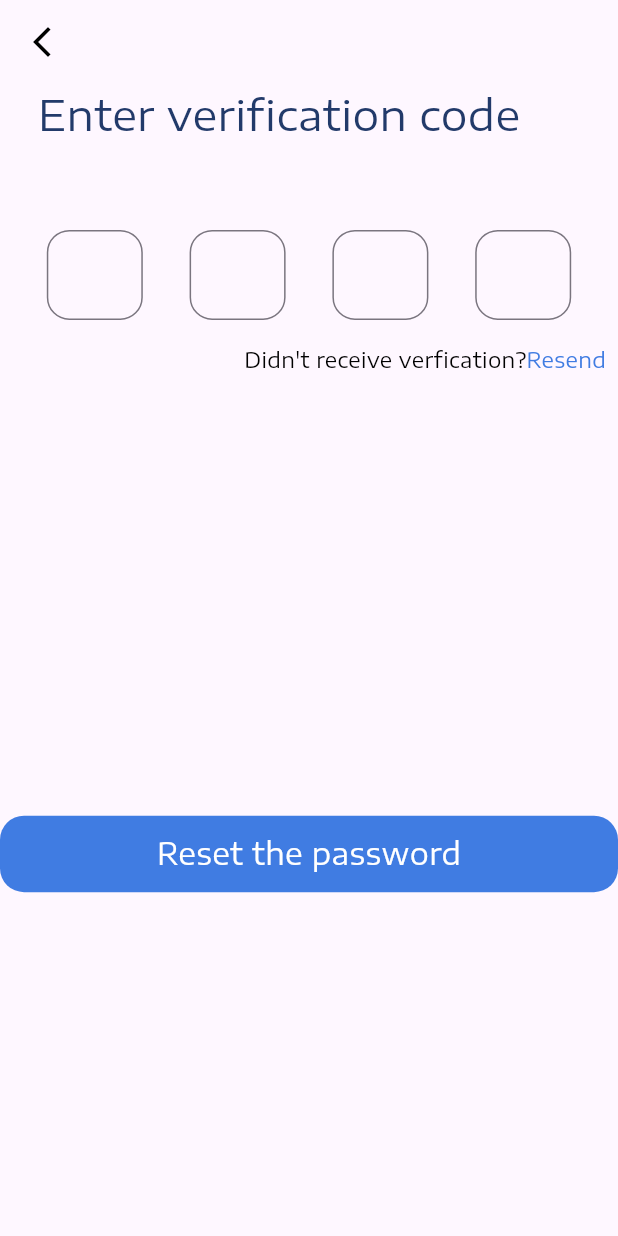
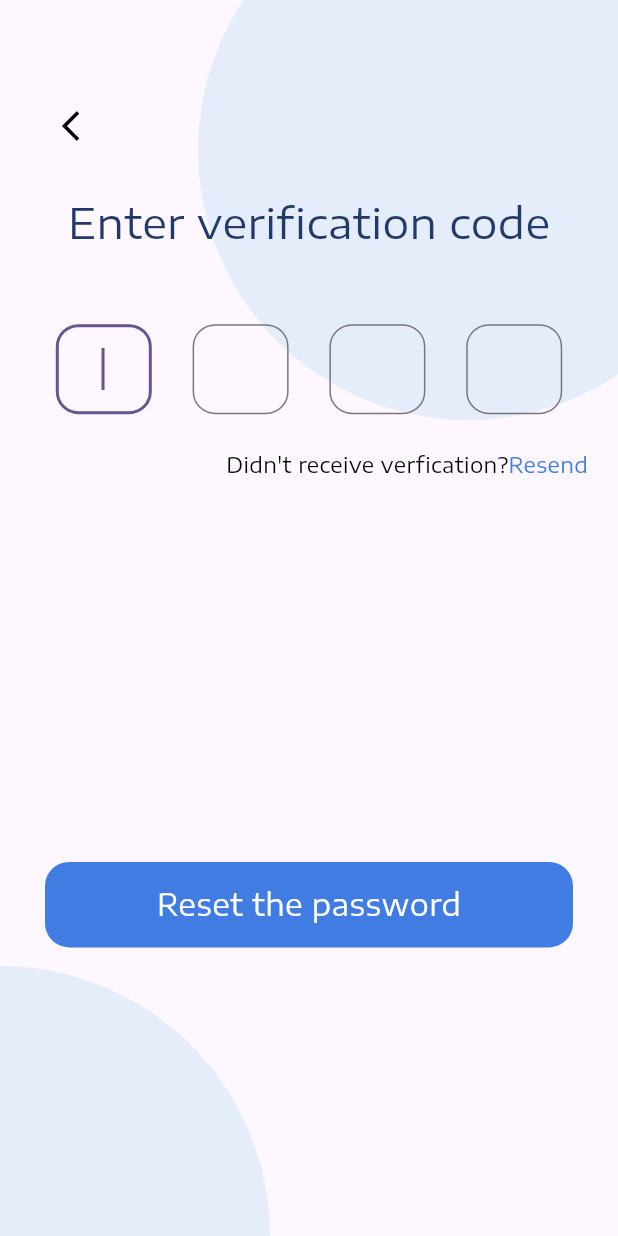
Before and after one commit to Med-EG/Flutter, a Flutter app: the EnterVerficationCode screen opened directly, on a phone screen of 412 x 824 dp. Run offline on Flutter 3.47's test engine with Material 3 defaults, Android fonts, the phone set to English and light mode, and no system bars; our stand-ins replace dropdown_textfield, flutter_svg, google_nav_bar.

Commit message:
UI changes

```diff
--- a/lib/Views/EnterVarifecationCode.dart
+++ b/lib/Views/EnterVarifecationCode.dart
@@ -2,33 +2,60 @@ import 'package:flutter/material.dart';
 import 'package:flutter/services.dart';
 import 'package:med_eg/constants/colors.dart';
 import 'package:med_eg/Views/createNewPassword.dart';
+import 'package:med_eg/widgets/custom_circle_container.dart';
 
 import '../widgets/custom_button.dart';
 
 
-class EnterVerficationCode extends StatelessWidget {
+class EnterVerficationCode extends StatefulWidget {
    const EnterVerficationCode({super.key});
+   final String id ='EnterVerficationCode';
 
-final String id ='EnterVerficationCode';
+  @override
+  State<EnterVerficationCode> createState() => _EnterVerficationCodeState();
+}
+
+class _EnterVerficationCodeState extends State<EnterVerficationCode> {
+
+
+late FocusNode _focusNode;
+void initState() {
+    super.initState();
+    _focusNode = FocusNode();
+
+    // Open the keyboard when the screen is opened
+    Future.delayed(Duration.zero, () {
+      FocusScope.of(context).requestFocus(_focusNode);
+    });
+  }
+
   @override
   Widget build(BuildContext context) {
     return Scaffold(
-      appBar: AppBar(
-        backgroundColor: Colors.transparent,
-        leading: IconButton(
+      body: Stack(
+
+        children:[
+            const Positioned(
+                right: -80, top: -80, child: CustomCircleContainer()),
+              const Positioned(
+                left: -180, bottom: -180, child: CustomCircleContainer()),
+           Padding(
+          padding: const EdgeInsets.symmetric(horizontal:10),
+          child: Padding(
+            padding: const EdgeInsets.only(top:60),
+            child: Column(
+              children: [
+                Row(children: [const Spacer(flex: 1,), IconButton(
               onPressed: () {
                 Navigator.pop(context);
               },
               icon: const Icon(
                 Icons.arrow_back_ios_new,
                 color: Colors.black,
-            )),
-        elevation: 0,
-      ),
-      body: Column(
-        children: [
+              )),const Spacer(flex: 25,)
+                  ],),
                 const Padding(
-             padding:  EdgeInsets.only(right: 40),
+                   padding:  EdgeInsets.only(left: 30,right: 30,top:20),
                    child:  Text(
                         'Enter verification code',
                         style: TextStyle(fontSize: 28, color: Color(0xff223A6A),),
@@ -44,6 +71,7 @@ final String id ='EnterVerficationCode';
                       height: 68,
                       width: 64,
                       child: TextField(
+                         focusNode: _focusNode,
                         onChanged: (value) {
                           if(value.length==1)
                           {
@@ -61,6 +89,7 @@ final String id ='EnterVerficationCode';
                       height: 68,
                       width: 64,
                       child: TextField(
+
                          onChanged: (value) {
                           if(value.length==1)
                           {
@@ -112,7 +141,7 @@ final String id ='EnterVerficationCode';
                 ),
 
                 Padding(
-            padding: const EdgeInsets.all(8.0),
+                  padding: const EdgeInsets.symmetric(horizontal: 10,vertical: 15),
                   child: Row(mainAxisAlignment: MainAxisAlignment.end,
                         children: [
                           const Text('Didn\'t receive verfication?',style: TextStyle(color: Colors.black),),
@@ -123,14 +152,20 @@ final String id ='EnterVerficationCode';
                       ),
                 ),
                 const Spacer(flex: 5,),
-          CustomButton(text: 'Reset the password', color: kPrimaryColor,
+                Padding(
+                  padding: const EdgeInsets.symmetric(horizontal:20),
+                  child: CustomButton(text: 'Reset the password', color: kPrimaryColor,
                                onTap: () {
                    Navigator.pushNamed(context, const CreateNewPassword().id);
                                },
                                ),
+                ),
                const Spacer(flex: 4,)
               ],
             ),
+          ),
+        ),
+  ]    ),
 
 
     );
--- a/lib/Views/signUp2.dart
+++ b/lib/Views/signUp2.dart
@@ -8,7 +8,7 @@ import '../widgets/custom_profile_container.dart';
 
 class SignUp2 extends StatelessWidget {
   const SignUp2({super.key});
-final String id = 'signUp2';
+final String id = 'SignUp2';
   @override
   Widget build(BuildContext context) {
     double screenHeight = MediaQuery.of(context).size.height;
--- a/lib/widgets/custom_button.dart
+++ b/lib/widgets/custom_button.dart
@@ -13,7 +13,7 @@ final void Function()? onTap;
     return GestureDetector(
       onTap: onTap,
       child: Container(
-        height: 51,
+        height: 57,
         decoration: BoxDecoration(
             borderRadius: BorderRadius.circular(16),
             color: color),
```
Also changed, not shown: lib/Views/RestPassword.dart (+37 -20 lines), lib/Views/createNewPassword.dart (+23 -16 lines), lib/Views/loginScreen.dart (+21 -12 lines), lib/Views/onBoarding.dart (+16 -6 lines), lib/Views/signUp1.dart (+11 -22 lines), lib/main.dart (+10 -2 lines), lib/widgets/signUP_with.dart (+4 -8 lines), assets/images/PNG/Ellipse 34.png (added), assets/images/PNG/dribbble.png (added), assets/images/PNG/google.png (added). Lines whose indentation alone changed are shown as unchanged.
